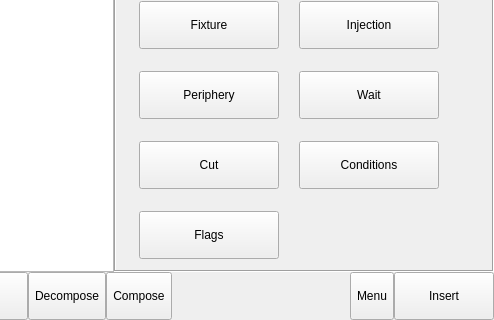
Before: the Qt Designer form hcinstruction/ichcinstructionpageframe.ui in GaussCheng/2-5AxisPunch, drawn with Qt 5; both pictures show x 272 to 766 and y 82 to 402 of the 766 by 402 pixel window.
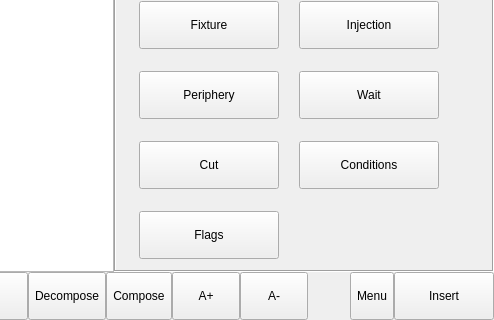
After: the same form once the commit is applied. Icons and pictures are not drawn.

Patch:
```diff
--- a/hcinstruction/ichcinstructionpageframe.ui
+++ b/hcinstruction/ichcinstructionpageframe.ui
@@ -683,6 +683,80 @@
        </property>
       </widget>
      </item>
+     <item>
+      <widget class="QToolButton" name="aPlusBtn">
+       <property name="sizePolicy">
+        <sizepolicy hsizetype="Preferred" vsizetype="Preferred">
+         <horstretch>0</horstretch>
+         <verstretch>0</verstretch>
+        </sizepolicy>
+       </property>
+       <property name="minimumSize">
+        <size>
+         <width>68</width>
+         <height>48</height>
+        </size>
+       </property>
+       <property name="maximumSize">
+        <size>
+         <width>16777215</width>
+         <height>48</height>
+        </size>
+       </property>
+       <property name="text">
+        <string>A+</string>
+       </property>
+       <property name="iconSize">
+        <size>
+         <width>32</width>
+         <height>32</height>
+        </size>
+       </property>
+       <property name="toolButtonStyle">
+        <enum>Qt::ToolButtonTextBesideIcon</enum>
+       </property>
+       <property name="arrowType">
+        <enum>Qt::NoArrow</enum>
+       </property>
+      </widget>
+     </item>
+     <item>
+      <widget class="QToolButton" name="aMinusBtn">
+       <property name="sizePolicy">
+        <sizepolicy hsizetype="Preferred" vsizetype="Preferred">
+         <horstretch>0</horstretch>
+         <verstretch>0</verstretch>
+        </sizepolicy>
+       </property>
+       <property name="minimumSize">
+        <size>
+         <width>68</width>
+         <height>48</height>
+        </size>
+       </property>
+       <property name="maximumSize">
+        <size>
+         <width>16777215</width>
+         <height>48</height>
+        </size>
+       </property>
+       <property name="text">
+        <string>A-</string>
+       </property>
+       <property name="iconSize">
+        <size>
+         <width>32</width>
+         <height>32</height>
+        </size>
+       </property>
+       <property name="toolButtonStyle">
+        <enum>Qt::ToolButtonTextBesideIcon</enum>
+       </property>
+       <property name="arrowType">
+        <enum>Qt::NoArrow</enum>
+       </property>
+      </widget>
+     </item>
      <item>
       <spacer name="horizontalSpacer_5">
        <property name="orientation">
```
